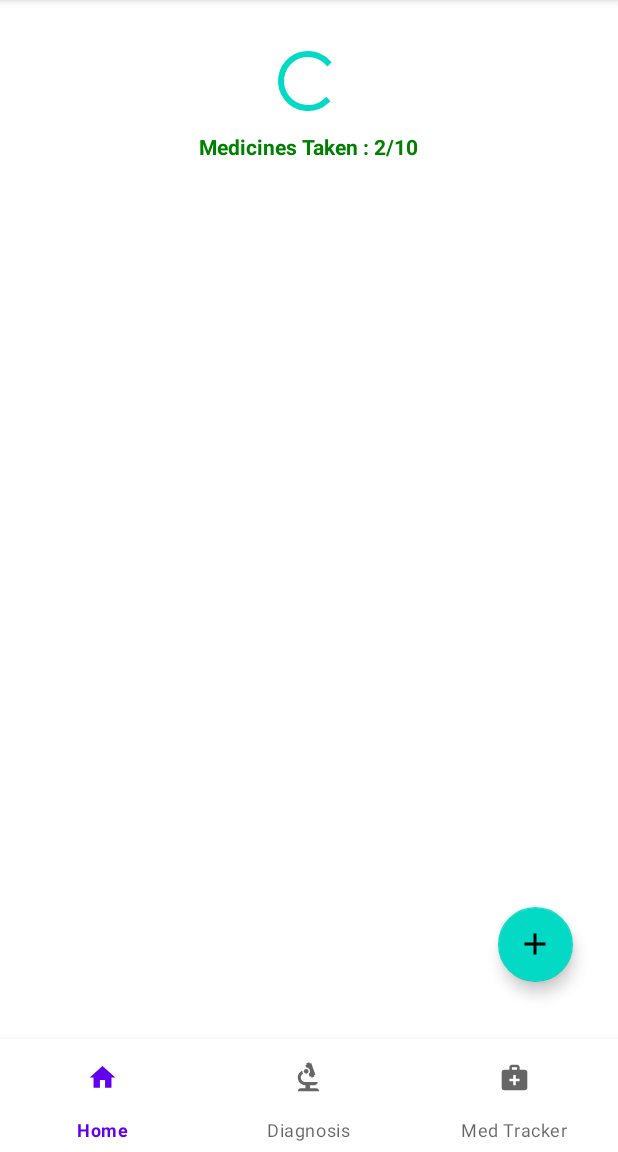
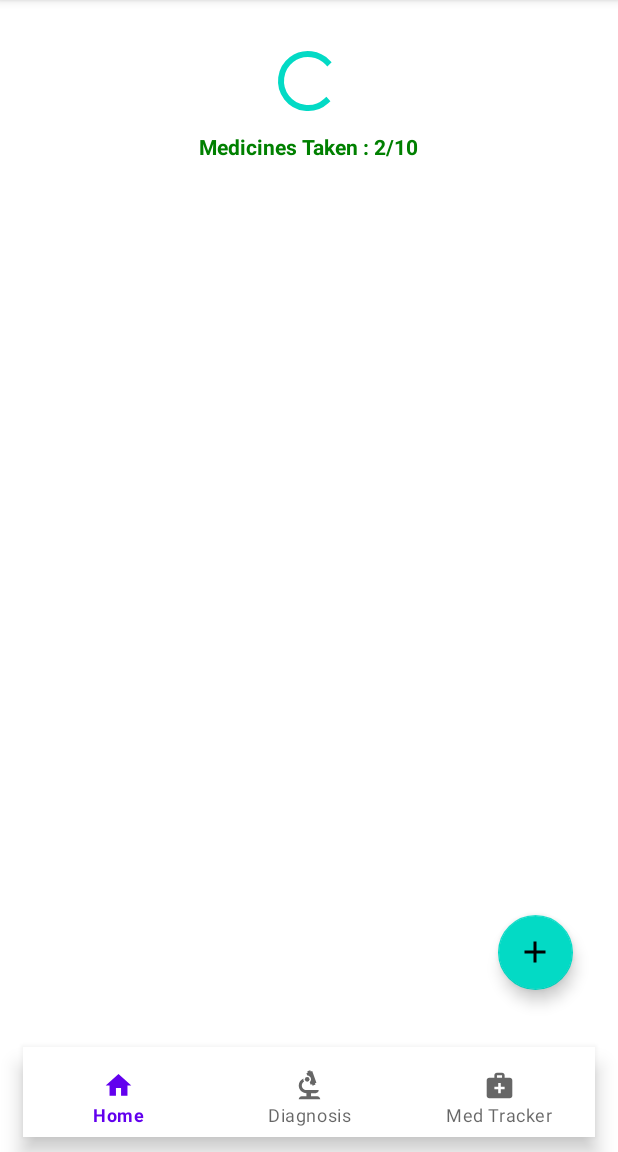
Before and after one commit to adiurs2002/Symp2, an Android app: the HomeFragment screen opened directly, with no data from a screen before it, on a phone screen of 412 x 824 dp, the part 84-1236 px from its top. Run offline under Robolectric (Android 15) with nearby library versions, the phone set to English and light mode, and no system bars; plain views replace CircularProgressBar; 1 statement that could not run was skipped.

Commit message:
recycler View

```diff
--- a/app/src/main/res/layout/activity_main.xml
+++ b/app/src/main/res/layout/activity_main.xml
@@ -20,11 +20,13 @@
     <com.google.android.material.bottomnavigation.BottomNavigationView
         android:id="@+id/bottomNavigationView3"
         android:layout_width="match_parent"
-        android:layout_height="75dp"
+        android:layout_height="60dp"
         app:itemIconSize="35dp"
         app:layout_constraintBottom_toBottomOf="parent"
         app:layout_constraintEnd_toEndOf="parent"
         app:layout_constraintHorizontal_bias="0.5"
         app:layout_constraintStart_toStartOf="parent"
+        android:layout_marginHorizontal="15dp"
+        android:layout_marginBottom="10dp"
         app:menu="@menu/bottomnavmenu" />
 </androidx.constraintlayout.widget.ConstraintLayout>
--- a/app/src/main/res/layout/fragment_home.xml
+++ b/app/src/main/res/layout/fragment_home.xml
@@ -52,7 +52,7 @@
                 android:backgroundTint="#363333"
                 app:cardCornerRadius="30dp"
                 android:padding="10dp"
-                android:layout_margin="10dp"
+                android:layout_margin="20dp"
                 >
                 <androidx.recyclerview.widget.RecyclerView
                     android:layout_width="match_parent"
--- a/app/src/main/res/layout/splash_screen.xml
+++ b/app/src/main/res/layout/splash_screen.xml
@@ -11,7 +11,6 @@
         android:id="@+id/view"
         android:layout_width="match_parent"
         android:layout_height="match_parent"
-        android:background="@drawable/transbg"
         tools:layout_editor_absoluteX="0dp"
         tools:layout_editor_absoluteY="0dp" />
 
```
